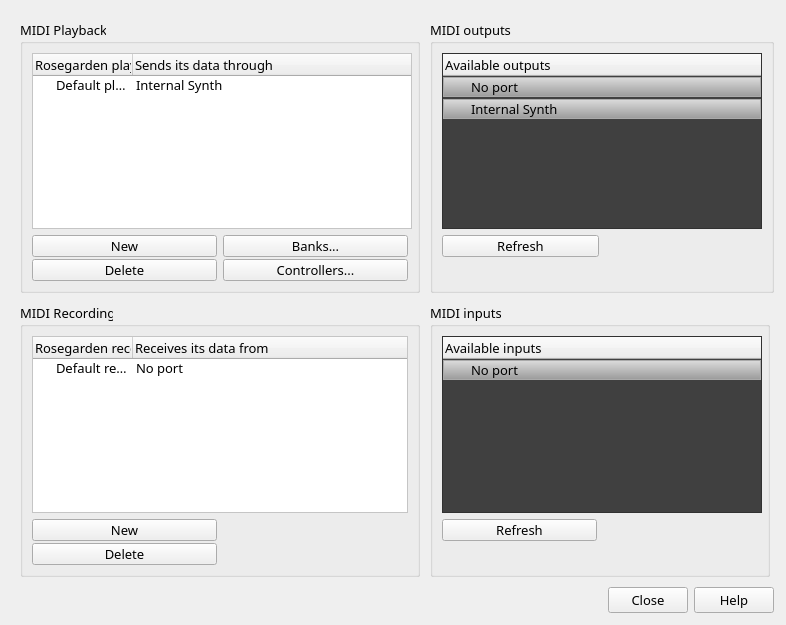
This is src/gui/studio/DeviceManagerDialogUi.ui in nengxu/rosegarden as Qt 5 draws it before an edit. The edited form follows.
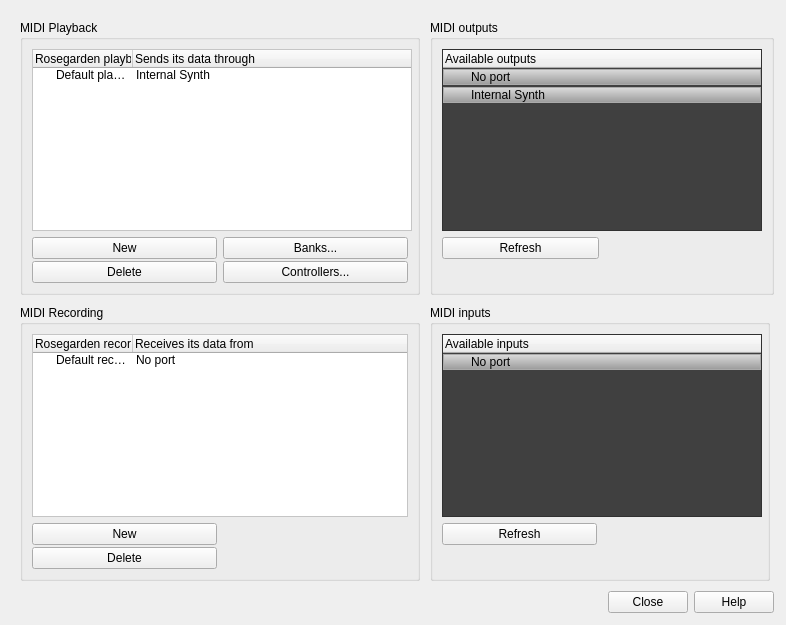
This is the edited form. Icons and pictures are not drawn.

Commit message: * Remove explicit font specifications from .ui file.  The dialog should   inherit fonts from the rest of the GUI, not impose its own.  (The fonts   listed in the UI file differ from those I use in the rest of the GUI,   so this stuck out as very obviously wrong.)

Patch:
```diff
--- a/src/gui/studio/DeviceManagerDialogUi.ui
+++ b/src/gui/studio/DeviceManagerDialogUi.ui
@@ -14,13 +14,6 @@
     <height>625</height>
    </rect>
   </property>
-  <property name="font">
-   <font>
-    <family>Sans Serif</family>
-    <pointsize>10</pointsize>
-    <italic>false</italic>
-   </font>
-  </property>
   <property name="windowTitle">
    <string>Manage MIDI Devices</string>
   </property>
@@ -65,15 +58,6 @@
             <height>140</height>
            </size>
           </property>
-          <property name="font">
-           <font>
-            <family>Sans Serif</family>
-            <pointsize>10</pointsize>
-            <weight>50</weight>
-            <bold>false</bold>
-            <kerning>true</kerning>
-           </font>
-          </property>
           <property name="toolTip">
            <string>&lt;qt&gt;&lt;p&gt;Create new playback devices here. Double click the device name to change it. Select a device here and connect it to an ALSA MIDI output port by clicking on a port to the right.&lt;/p&gt;&lt;/qt&gt;</string>
           </property>
@@ -301,12 +285,6 @@
             <height>16777215</height>
            </size>
           </property>
-          <property name="font">
-           <font>
-            <family>Sans Serif</family>
-            <pointsize>10</pointsize>
-           </font>
-          </property>
           <property name="toolTip">
            <string>&lt;qt&gt;&lt;p&gt;Available ALSA MIDI outputs for any hardware detected and supported by your distribution, and any available soft synths such as QSynth, ZynAddSubFX, etc.&lt;/p&gt;&lt;/qt&gt;</string>
           </property>
@@ -658,12 +636,6 @@
             <height>100</height>
            </size>
           </property>
-          <property name="font">
-           <font>
-            <family>Sans Serif</family>
-            <pointsize>10</pointsize>
-           </font>
-          </property>
           <property name="toolTip">
            <string/>
           </property>
@@ -758,12 +730,6 @@
             <height>16777215</height>
            </size>
           </property>
-          <property name="font">
-           <font>
-            <family>Sans Serif</family>
-            <pointsize>10</pointsize>
-           </font>
-          </property>
           <property name="toolTip">
            <string>&lt;qt&gt;&lt;p&gt;Available ALSA MIDI inputs for any hardware MIDI inputs detected by your distributions hardware autodetection, plus any ALSA MIDI software that exposes output ports, such as Virtual Keyboard&lt;/p&gt;&lt;/qt&gt;</string>
           </property>
```
